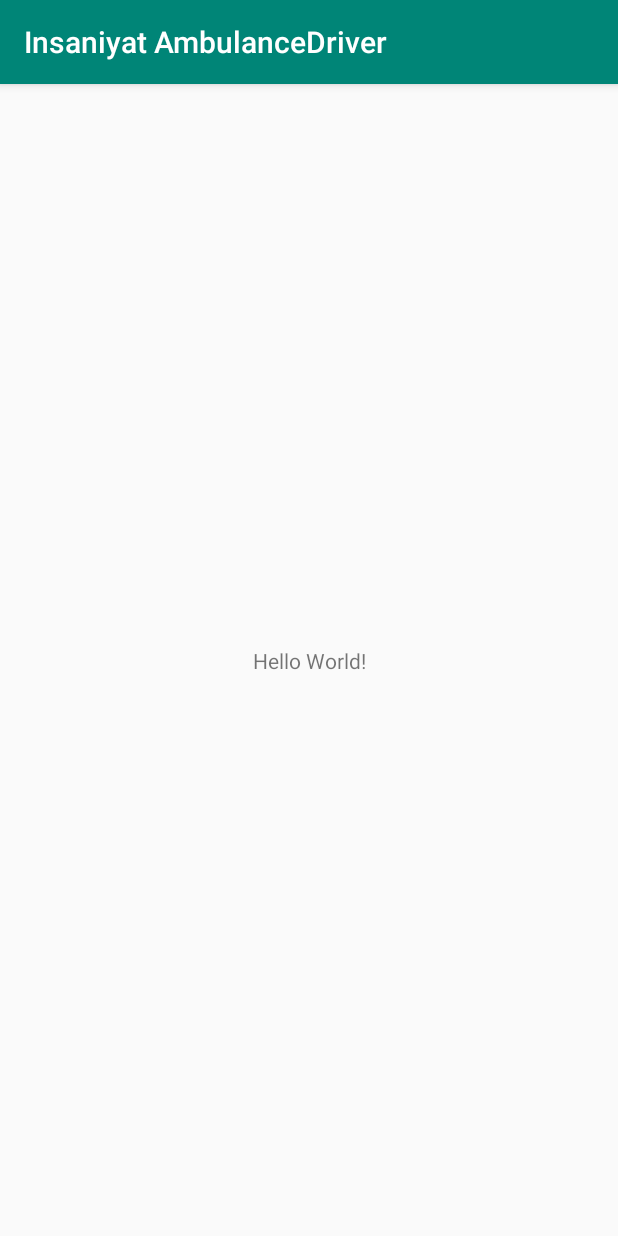
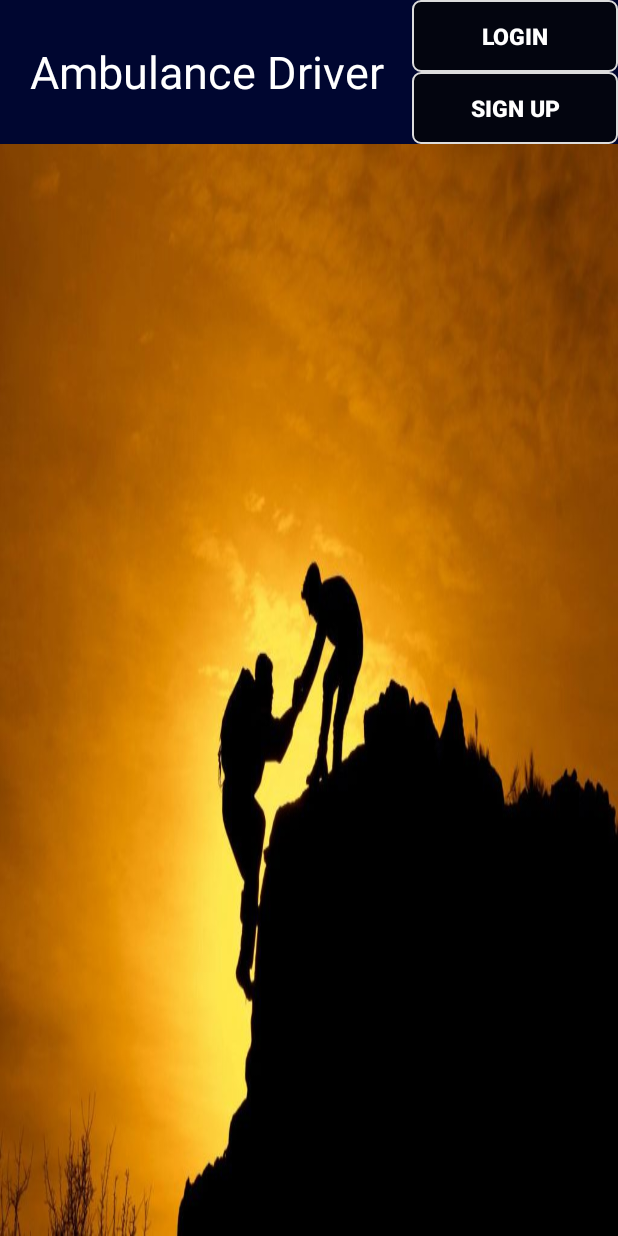
Before and after one commit to Abfkakul/Insaniyat-AmbulanceDriver-, an Android app: the screen it shows after launch (MainActivity), on a phone screen of 412 x 824 dp. Run offline under Robolectric (Android 15) with nearby library versions, the phone set to English and light mode, and no system bars.

Commit message:
Updates while running the app

```diff
--- a/app/src/main/java/com/example/insaniyatambulancedriver/MainActivity.java
+++ b/app/src/main/java/com/example/insaniyatambulancedriver/MainActivity.java
@@ -2,7 +2,10 @@ package com.example.insaniyatambulancedriver;
 
 import androidx.appcompat.app.AppCompatActivity;
 
+import android.content.Intent;
 import android.os.Bundle;
+import android.view.View;
+import android.widget.Button;
 
 public class MainActivity extends AppCompatActivity {
 
@@ -10,5 +13,35 @@ public class MainActivity extends AppCompatActivity {
     protected void onCreate(Bundle savedInstanceState) {
         super.onCreate(savedInstanceState);
         setContentView(R.layout.activity_main);
+
+        getSupportActionBar().hide();
+
+        Button Login = findViewById(R.id.login);
+        Button SignUp = findViewById(R.id.signup);
+
+        Login.setOnClickListener(new View.OnClickListener() {
+            @Override
+            public void onClick(View v) {
+                OpenLoginPage();
+            }
+        });
+
+        SignUp.setOnClickListener(new View.OnClickListener() {
+            @Override
+            public void onClick(View v) {
+                OpenSignUpPage();
+            }
+        });
+
+    }
+
+    void OpenSignUpPage(){
+        Intent i = new Intent(MainActivity.this, SignUpActivity.class);
+        startActivity(i);
+    }
+
+    void OpenLoginPage(){
+        Intent i = new Intent(MainActivity.this, SignInActivity.class);
+        startActivity(i);
     }
 }
--- a/app/src/main/java/com/example/insaniyatambulancedriver/SignInActivity.java
+++ b/app/src/main/java/com/example/insaniyatambulancedriver/SignInActivity.java
@@ -16,17 +16,7 @@ public class SignInActivity extends AppCompatActivity {
     protected void onCreate(Bundle savedInstanceState) {
         super.onCreate(savedInstanceState);
         setContentView(R.layout.activity_sign_in);
-        Toolbar toolbar = findViewById(R.id.toolbar);
-        setSupportActionBar(toolbar);
 
-        FloatingActionButton fab = findViewById(R.id.fab);
-        fab.setOnClickListener(new View.OnClickListener() {
-            @Override
-            public void onClick(View view) {
-                Snackbar.make(view, "Replace with your own action", Snackbar.LENGTH_LONG)
-                        .setAction("Action", null).show();
-            }
-        });
     }
 
 }
--- a/app/src/main/res/layout/activity_main.xml
+++ b/app/src/main/res/layout/activity_main.xml
@@ -1,18 +1,56 @@
 <?xml version="1.0" encoding="utf-8"?>
-<androidx.constraintlayout.widget.ConstraintLayout xmlns:android="http://schemas.android.com/apk/res/android"
+<LinearLayout xmlns:android="http://schemas.android.com/apk/res/android"
     xmlns:app="http://schemas.android.com/apk/res-auto"
     xmlns:tools="http://schemas.android.com/tools"
     android:layout_width="match_parent"
     android:layout_height="match_parent"
-    tools:context=".MainActivity">
+    tools:context=".MainActivity"
+    android:orientation="vertical"
+    android:background="@color/darkblue">
 
-    <TextView
-        android:layout_width="wrap_content"
+    <LinearLayout
+        android:layout_width="match_parent"
         android:layout_height="wrap_content"
-        android:text="Hello World!"
-        app:layout_constraintBottom_toBottomOf="parent"
-        app:layout_constraintLeft_toLeftOf="parent"
-        app:layout_constraintRight_toRightOf="parent"
-        app:layout_constraintTop_toTopOf="parent" />
+        android:orientation="horizontal"
+        android:background="@color/darkblue"
+        >
 
-</androidx.constraintlayout.widget.ConstraintLayout>
+        <TextView
+            style="@style/CategoryStyle"
+            android:layout_width="0dp"
+            android:layout_height="match_parent"
+            android:layout_weight="2"
+            android:text="@string/insaniyat" />
+
+        <LinearLayout
+            android:layout_width="0dp"
+            android:layout_weight="1"
+            android:layout_height="wrap_content"
+            android:orientation="vertical">
+
+            <Button
+                android:id="@+id/login"
+                style="@style/navbar"
+                android:layout_width="match_parent"
+                android:layout_height="match_parent"
+                android:background="@drawable/bg_button_register"
+                android:text="@string/login"
+                app:layout_constraintBottom_toTopOf="@+id/signup" />
+
+            <Button
+                android:id="@+id/signup"
+                style="@style/navbar"
+                android:layout_width="match_parent"
+                android:layout_height="match_parent"
+                android:background="@drawable/bg_button_register"
+                android:text="@string/signup" />
+        </LinearLayout>
+    </LinearLayout>
+
+    <ImageView
+        android:layout_width="match_parent"
+        android:layout_height="match_parent"
+        android:src="@drawable/kindness"
+        android:scaleType="fitXY"/>
+
+</LinearLayout>
--- a/app/src/main/res/values/colors.xml
+++ b/app/src/main/res/values/colors.xml
@@ -5,4 +5,8 @@
     <color name="colorAccent">#D81B60</color>
     <color name="black">#000000</color>
     <color name="white">#FFFFFF</color>
+    <color name="darkblue">#000630</color>
+    <color name="darkpurple">#3c2f8a</color>
+    <color name="colorButtonTransparent">#be050505</color>
+    <color name="colorText">#dddddd</color>
 </resources>
--- a/app/src/main/res/values/strings.xml
+++ b/app/src/main/res/values/strings.xml
@@ -11,4 +11,5 @@
     <string name="title_activity_sign_in">SignInActivity</string>
     <string name="login">Login</string>
     <string name="loginUser">Driver Login</string>
+    <string name="insaniyat">Ambulance Driver</string>
 </resources>
--- a/app/src/main/res/values/styles.xml
+++ b/app/src/main/res/values/styles.xml
@@ -29,6 +29,22 @@
         <item name="android:background">#000a40</item>
     </style>
 
+    <style name="CategoryStyle">
+        <item name="android:layout_width">match_parent</item>
+        <item name="android:layout_height">wrap_content</item>
+        <item name="android:gravity">center</item>
+        <item name="android:padding">16dp</item>
+        <item name="android:textColor">@android:color/white</item>
+        <item name="android:textSize">30sp</item>
+    </style>
+
+    <style name="navbar">
+        <item name="android:background">@color/darkpurple</item>
+        <item name="android:textSize">15sp</item>
+        <item name="android:textStyle">bold</item>
+        <item name="android:textColor">@color/white</item>
+    </style>
+
     <style name="AppTheme.NoActionBar">
         <item name="windowActionBar">false</item>
         <item name="windowNoTitle">true</item>
```
Also changed, not shown: app/src/main/res/drawable/kindness.jpg (added).
